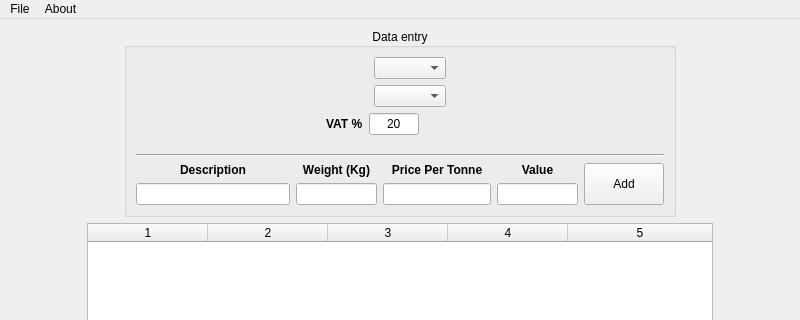
yimenhfeifei/josm-invoice, file main_program/gui_interface_designs/invoice_window_design.ui: the form before one commit; both pictures show x 0 to 800 and y 0 to 320 of the 800 by 530 pixel window.
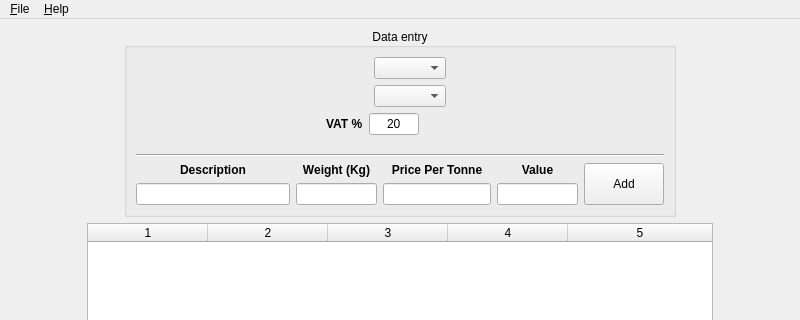
The form after the commit. Custom widgets are drawn as their Qt base class.

Commit message: Improved tabbing. Added shortcuts. Minor tweaks and cleaning.

What changed in the file:
```diff
--- a/main_program/gui_interface_designs/invoice_window_design.ui
+++ b/main_program/gui_interface_designs/invoice_window_design.ui
@@ -557,18 +557,18 @@
    </property>
    <widget class="QMenu" name="menuFile">
     <property name="title">
-     <string>File</string>
+     <string>&amp;File</string>
     </property>
     <addaction name="actionExit"/>
    </widget>
-   <widget class="QMenu" name="menuAbout">
+   <widget class="QMenu" name="menuHelp">
     <property name="title">
-     <string>About</string>
+     <string>&amp;Help</string>
     </property>
     <addaction name="actionInvoice"/>
    </widget>
    <addaction name="menuFile"/>
-   <addaction name="menuAbout"/>
+   <addaction name="menuHelp"/>
   </widget>
   <widget class="QStatusBar" name="statusbar"/>
   <action name="actionExit">
```
Left out of the diff: 33 changed lines with no effect on the pictures. The commit also changes 1 other file.
